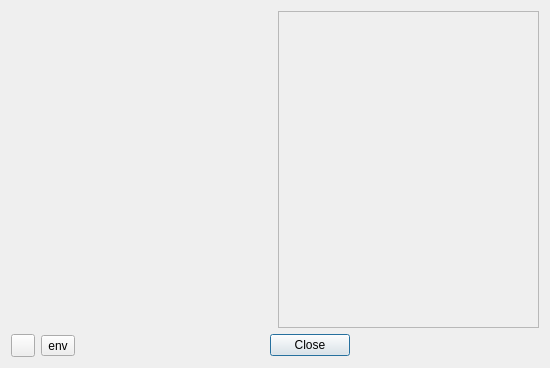
This is Qt/lib/mw/aboutbox/src/ui/aboutbox.ui in RinatB2017/mega_GIT as Qt 5 draws it before an edit. The edited form follows.
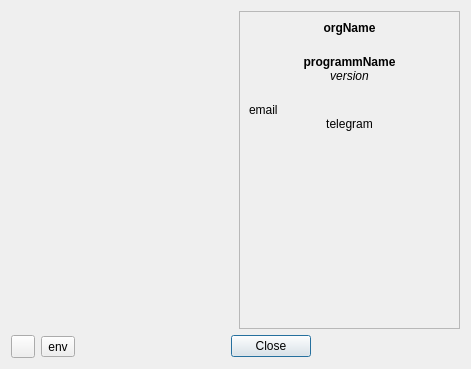
This is the edited form. Icons and pictures are not drawn.

```diff
--- a/Qt/lib/mw/aboutbox/src/ui/aboutbox.ui
+++ b/Qt/lib/mw/aboutbox/src/ui/aboutbox.ui
@@ -6,8 +6,8 @@
    <rect>
     <x>0</x>
     <y>0</y>
-    <width>550</width>
-    <height>368</height>
+    <width>471</width>
+    <height>369</height>
    </rect>
   </property>
   <property name="windowTitle">
@@ -38,9 +38,118 @@
        <property name="frameShadow">
         <enum>QFrame::Raised</enum>
        </property>
-       <layout class="QVBoxLayout" name="verticalLayout_3">
+       <layout class="QVBoxLayout" name="verticalLayout_5">
+        <property name="spacing">
+         <number>0</number>
+        </property>
         <item>
-         <widget class="QLabel" name="lbl_email"/>
+         <widget class="QLabel" name="lbl_orgName">
+          <property name="font">
+           <font>
+            <weight>75</weight>
+            <bold>true</bold>
+           </font>
+          </property>
+          <property name="text">
+           <string>orgName</string>
+          </property>
+          <property name="alignment">
+           <set>Qt::AlignCenter</set>
+          </property>
+         </widget>
+        </item>
+        <item>
+         <widget class="QWidget" name="widget" native="true">
+          <property name="sizePolicy">
+           <sizepolicy hsizetype="Preferred" vsizetype="Fixed">
+            <horstretch>0</horstretch>
+            <verstretch>0</verstretch>
+           </sizepolicy>
+          </property>
+          <property name="minimumSize">
+           <size>
+            <width>0</width>
+            <height>20</height>
+           </size>
+          </property>
+         </widget>
+        </item>
+        <item>
+         <widget class="QLabel" name="lbl_programmName">
+          <property name="font">
+           <font>
+            <weight>75</weight>
+            <bold>true</bold>
+           </font>
+          </property>
+          <property name="text">
+           <string>programmName</string>
+          </property>
+          <property name="alignment">
+           <set>Qt::AlignCenter</set>
+          </property>
+         </widget>
+        </item>
+        <item>
+         <widget class="QLabel" name="lbl_version">
+          <property name="font">
+           <font>
+            <italic>true</italic>
+           </font>
+          </property>
+          <property name="text">
+           <string>version</string>
+          </property>
+          <property name="alignment">
+           <set>Qt::AlignCenter</set>
+          </property>
+         </widget>
+        </item>
+        <item>
+         <widget class="QWidget" name="widget_3" native="true">
+          <property name="sizePolicy">
+           <sizepolicy hsizetype="Preferred" vsizetype="Fixed">
+            <horstretch>0</horstretch>
+            <verstretch>0</verstretch>
+           </sizepolicy>
+          </property>
+          <property name="minimumSize">
+           <size>
+            <width>0</width>
+            <height>20</height>
+           </size>
+          </property>
+         </widget>
+        </item>
+        <item>
+         <widget class="QLabel" name="lbl_email">
+          <property name="text">
+           <string>email</string>
+          </property>
+         </widget>
+        </item>
+        <item>
+         <widget class="QLabel" name="lbl_telegram">
+          <property name="text">
+           <string>telegram</string>
+          </property>
+          <property name="alignment">
+           <set>Qt::AlignCenter</set>
+          </property>
+         </widget>
+        </item>
+        <item>
+         <spacer name="verticalSpacer">
+          <property name="orientation">
+           <enum>Qt::Vertical</enum>
+          </property>
+          <property name="sizeHint" stdset="0">
+           <size>
+            <width>20</width>
+            <height>40</height>
+           </size>
+          </property>
+         </spacer>
         </item>
        </layout>
       </widget>
```
Left out of the diff: 10 changed lines with no effect on the pictures.
